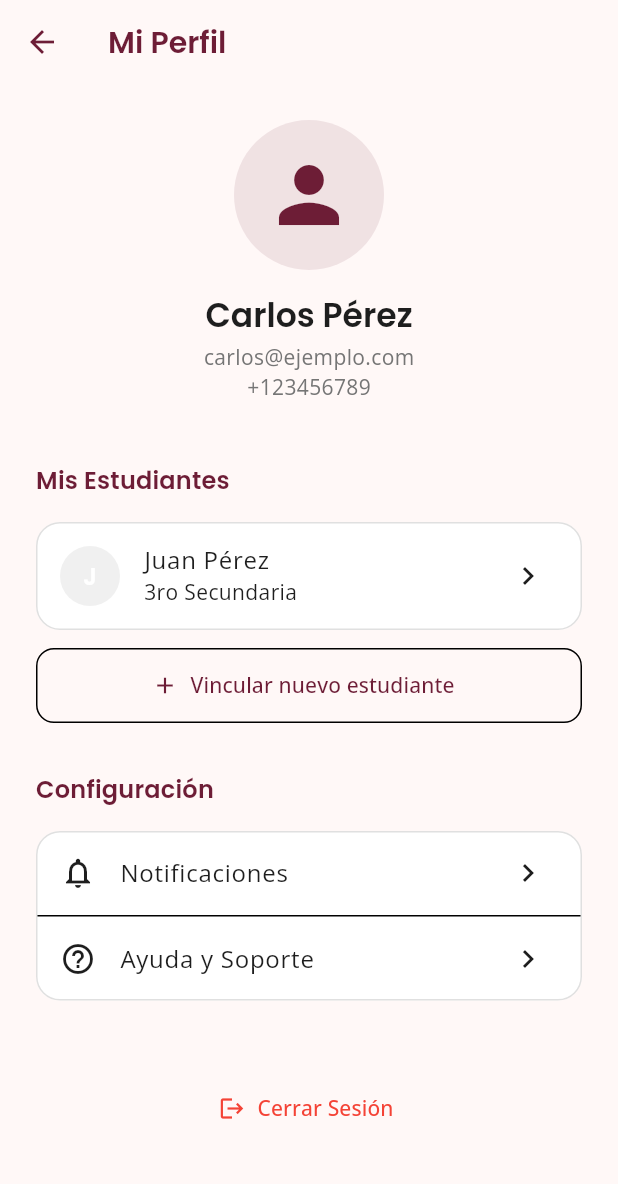
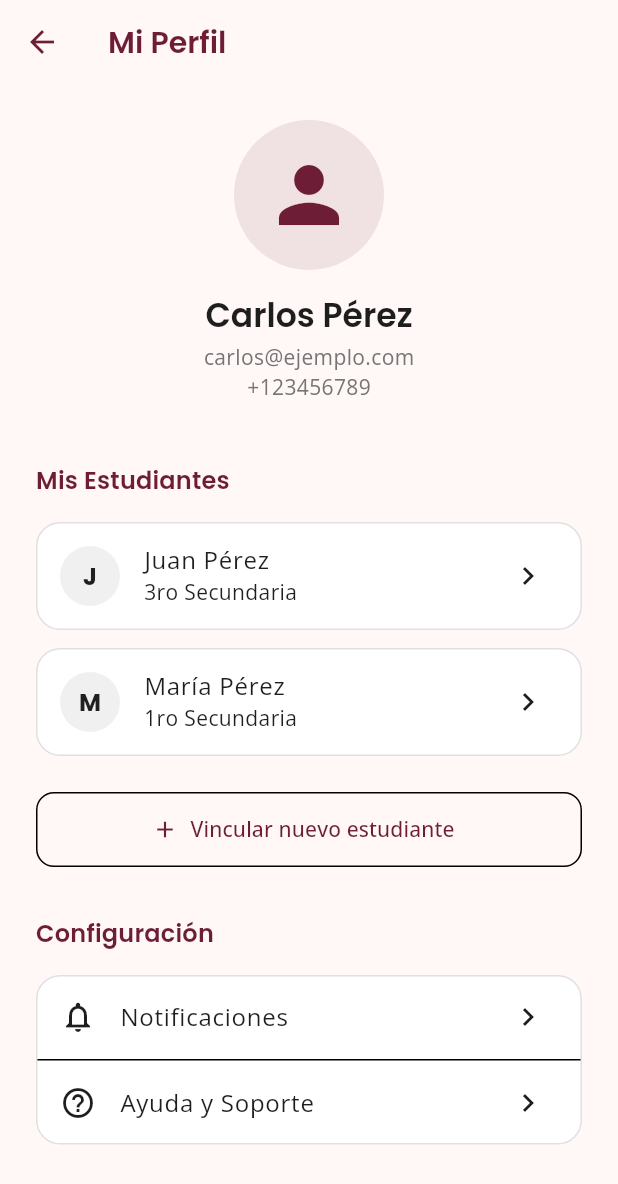
Before and after one commit to Blaydor09/colecheck, a Flutter app: the ProfileScreen screen opened directly, on a phone screen of 412 x 824 dp. Shown: the top 1184 px of the screen. Run offline on Flutter 3.47's test engine with Material 3 defaults, Android fonts, the phone set to English and light mode, and no system bars; our stand-ins replace google_fonts; missing offline and left inert: mobile_scanner.

Commit message:
Relacion DNI

```diff
--- a/apps/mobile_app/lib/screens/profile_screen.dart
+++ b/apps/mobile_app/lib/screens/profile_screen.dart
@@ -47,18 +47,25 @@ class ProfileScreen extends StatelessWidget {
 
             _buildSectionTitle(context, 'Mis Estudiantes'),
             const SizedBox(height: 16),
-            Card(
+            ...[
+              {'name': 'Juan Pérez', 'grade': '3ro Secundaria', 'initial': 'J'},
+              {'name': 'María Pérez', 'grade': '1ro Secundaria', 'initial': 'M'},
+            ].map((student) => Card(
+              margin: const EdgeInsets.only(bottom: 12),
               child: ListTile(
-                leading: const CircleAvatar(
-                  backgroundColor: Color(0xFFF0F0F0),
-                  child: Text('J'),
+                leading: CircleAvatar(
+                  backgroundColor: const Color(0xFFF0F0F0),
+                  child: Text(
+                    student['initial']!,
+                    style: const TextStyle(color: Colors.black87, fontWeight: FontWeight.bold),
+                  ),
                 ),
-                title: const Text('Juan Pérez'),
-                subtitle: const Text('3ro Secundaria'),
+                title: Text(student['name']!),
+                subtitle: Text(student['grade']!),
                 trailing: const Icon(Icons.chevron_right),
                 onTap: () {},
               ),
-            ),
+            )),
             const SizedBox(height: 12),
             OutlinedButton.icon(
               onPressed: () {},
```
Also changed, not shown: apps/mobile_app/lib/screens/history_screen.dart (+6 -3 lines), apps/mobile_app/lib/screens/home_screen.dart (+25 -16 lines), 2 other files.
